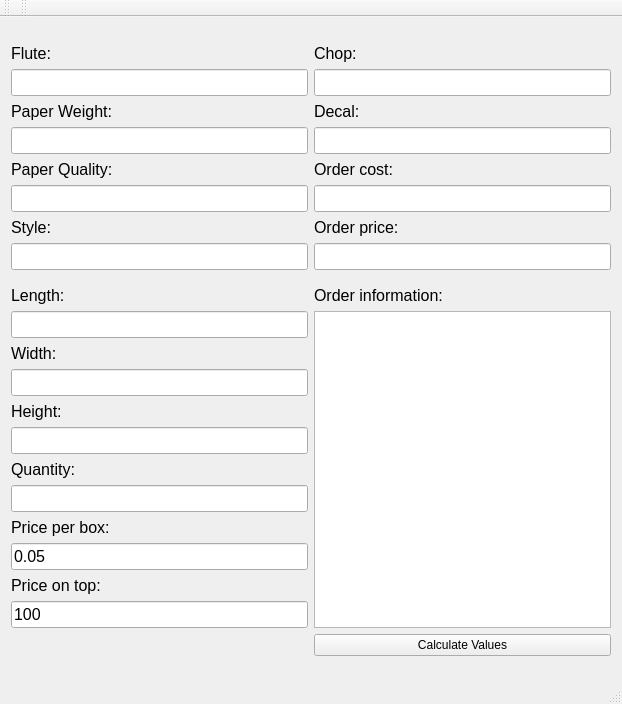
Old version of the form QTFiles/FormFiles/BPViewer.ui in the repository tommygod3/BoxPricer.
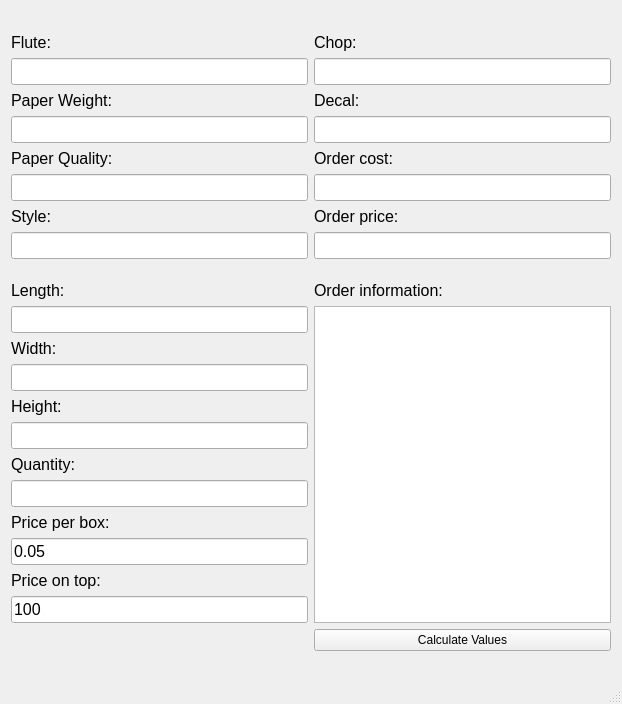
New version of the form.

```diff
--- a/QTFiles/FormFiles/BPViewer.ui
+++ b/QTFiles/FormFiles/BPViewer.ui
@@ -591,26 +591,7 @@
     </rect>
    </property>
   </widget>
-  <widget class="QToolBar" name="mainToolBar">
-   <attribute name="toolBarArea">
-    <enum>TopToolBarArea</enum>
-   </attribute>
-   <attribute name="toolBarBreak">
-    <bool>false</bool>
-   </attribute>
-  </widget>
   <widget class="QStatusBar" name="statusBar"/>
-  <widget class="QToolBar" name="toolBar">
-   <property name="windowTitle">
-    <string>toolBar</string>
-   </property>
-   <attribute name="toolBarArea">
-    <enum>TopToolBarArea</enum>
-   </attribute>
-   <attribute name="toolBarBreak">
-    <bool>false</bool>
-   </attribute>
-  </widget>
  </widget>
  <layoutdefault spacing="6" margin="11"/>
  <resources>
```
